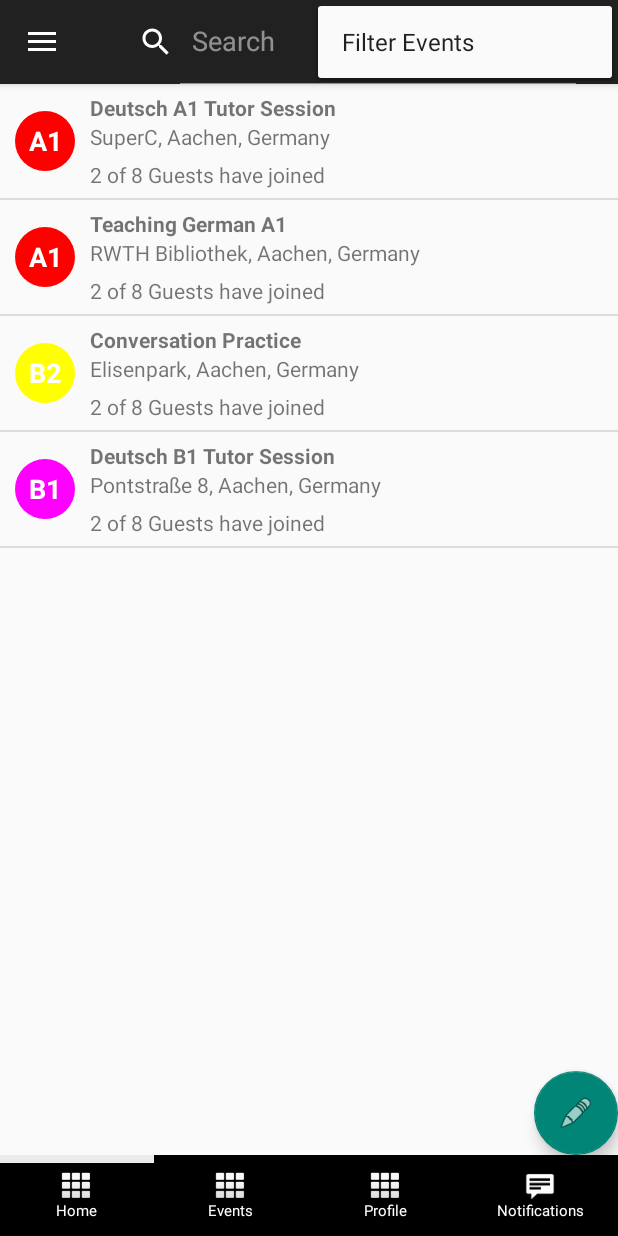
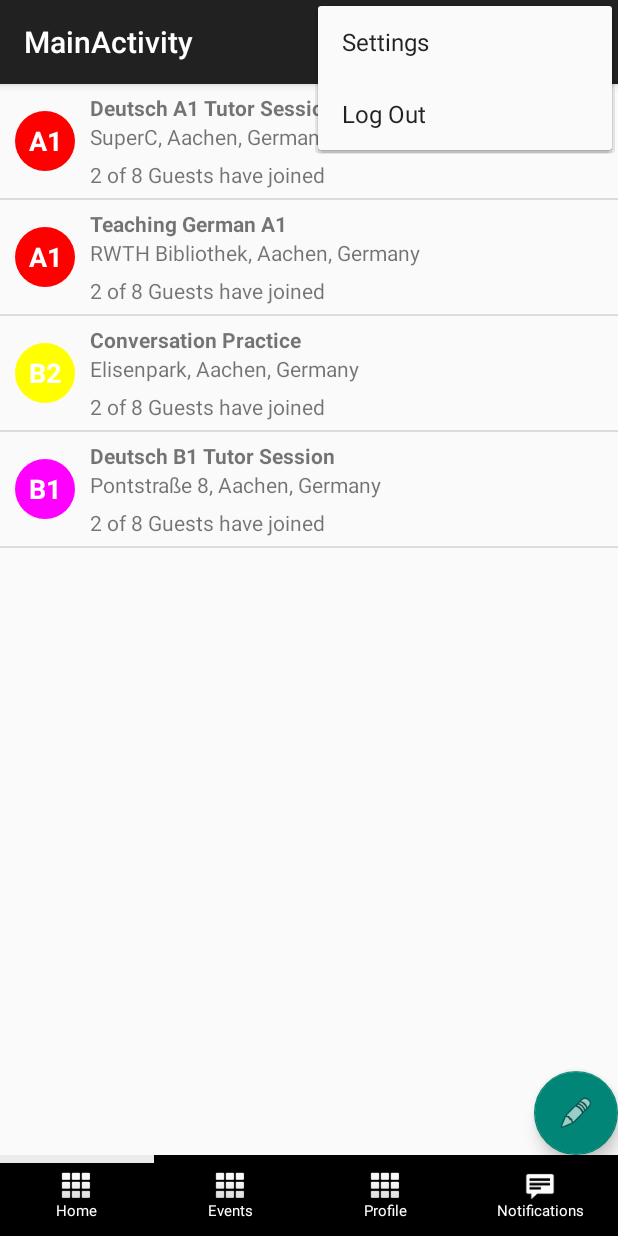
Before and after one commit to jbonot/ziffer, an Android app: the screen it shows after launch (MainActivity), with the options menu open, on a phone screen of 412 x 824 dp. Run offline under Robolectric (Android 15) with nearby library versions, the phone set to English and light mode, and no system bars; libraries missing offline, so code that uses them is left out: com.facebook, com.facebook.login; 13 statements that could not run were skipped.

Commit message:
Remove navigation menu (burger menu) #1

```diff
--- a/app/src/main/java/de/rwth_aachen/ziffer/MainActivity.java
+++ b/app/src/main/java/de/rwth_aachen/ziffer/MainActivity.java
@@ -1,16 +1,11 @@
 package de.rwth_aachen.ziffer;
 
-import android.app.ActionBar;
 import android.app.SearchManager;
 import android.content.Context;
 
 import android.content.Intent;
 import android.os.Bundle;
 import android.view.View;
-import android.support.design.widget.NavigationView;
-import android.support.v4.view.GravityCompat;
-import android.support.v4.widget.DrawerLayout;
-import android.support.v7.app.ActionBarDrawerToggle;
 import android.support.v7.app.AppCompatActivity;
 import android.support.v7.widget.Toolbar;
 import android.view.Menu;
@@ -20,8 +15,7 @@ import android.widget.ListAdapter;
 import android.widget.ListView;
 import android.widget.SearchView;
 
-public class MainActivity extends AppCompatActivity
-        implements NavigationView.OnNavigationItemSelectedListener {
+public class MainActivity extends AppCompatActivity {
 
     private ListAdapter listAdapter;
 
@@ -31,15 +25,6 @@ public class MainActivity extends AppCompatActivity
         setContentView(R.layout.activity_main);
         Toolbar toolbar = (Toolbar) findViewById(R.id.toolbar);
         setSupportActionBar(toolbar);
-
-        DrawerLayout drawer = (DrawerLayout) findViewById(R.id.drawer_layout);
-        ActionBarDrawerToggle toggle = new ActionBarDrawerToggle(
-                this, drawer, toolbar, R.string.navigation_drawer_open, R.string.navigation_drawer_close);
-        drawer.setDrawerListener(toggle);
-        toggle.syncState();
-
-        NavigationView navigationView = (NavigationView) findViewById(R.id.nav_view);
-        navigationView.setNavigationItemSelectedListener(this);
 
         // Add sample data to event list.
         ListView listView = (ListView) findViewById(R.id.listView);
@@ -87,16 +72,6 @@ public class MainActivity extends AppCompatActivity
     }
 
     @Override
-    public void onBackPressed() {
-        DrawerLayout drawer = (DrawerLayout) findViewById(R.id.drawer_layout);
-        if (drawer.isDrawerOpen(GravityCompat.START)) {
-            drawer.closeDrawer(GravityCompat.START);
-        } else {
-            super.onBackPressed();
-        }
-    }
-
-    @Override
     public boolean onCreateOptionsMenu(Menu menu) {
         // Inflate the menu; this adds items to the action bar if it is present.
         getMenuInflater().inflate(R.menu.main, menu);
@@ -105,8 +80,6 @@ public class MainActivity extends AppCompatActivity
         SearchManager searchManager = (SearchManager) getSystemService(Context.SEARCH_SERVICE);
         SearchView searchView = (SearchView) menu.findItem(R.id.action_search).getActionView();
         searchView.setSearchableInfo(searchManager.getSearchableInfo(getComponentName()));
-        searchView.setIconifiedByDefault(false);
-        searchView.setLayoutParams(new Toolbar.LayoutParams(Toolbar.LayoutParams.MATCH_PARENT, Toolbar.LayoutParams.MATCH_PARENT));
         searchView.setQueryHint("Search");
         return true;
     }
@@ -128,22 +101,6 @@ public class MainActivity extends AppCompatActivity
         return super.onOptionsItemSelected(item);
     }
 
-    @SuppressWarnings("StatementWithEmptyBody")
-    @Override
-    public boolean onNavigationItemSelected(MenuItem item) {
-        // Handle navigation view item clicks here.
-        int id = item.getItemId();
-
-        if (id == R.id.nav_profile) {
-            Intent intent = new Intent(this, ProfileActivity.class);
-            startActivity(intent);
-        }
-
-        DrawerLayout drawer = (DrawerLayout) findViewById(R.id.drawer_layout);
-        drawer.closeDrawer(GravityCompat.START);
-        return true;
-    }
-
     public void createNewEvent(View view) {
         Intent intent = new Intent(this, EventCreate.class);
         startActivity(intent);
--- a/app/src/main/res/layout/activity_main.xml
+++ b/app/src/main/res/layout/activity_main.xml
@@ -63,10 +63,4 @@
 
     </android.support.design.widget.CoordinatorLayout>
 
-    <!-- Burger Menu -->
-    <android.support.design.widget.NavigationView android:id="@+id/nav_view"
-        android:layout_width="wrap_content" android:layout_height="match_parent"
-        android:layout_gravity="start" android:fitsSystemWindows="true"
-        app:headerLayout="@layout/activity_main_nav_header" app:menu="@menu/activity_main_drawer" />
-
 </android.support.v4.widget.DrawerLayout>
--- a/app/src/main/res/menu/activity_main_drawer.xml
+++ /dev/null
@@ -1,13 +0,0 @@
-<?xml version="1.0" encoding="utf-8"?>
-<menu xmlns:android="http://schemas.android.com/apk/res/android">
-
-    <group android:checkableBehavior="single">
-        <item android:id="@+id/nav_profile"
-            android:title="My Profile" />
-        <item android:id="@+id/nav_created_events"
-            android:title="My Created Events" />
-        <item android:id="@+id/nav_joined_events"
-            android:title="My Joined Events" />
-    </group>
-
-</menu>
--- a/app/src/main/res/menu/main.xml
+++ b/app/src/main/res/menu/main.xml
@@ -10,5 +10,11 @@
 
     <!-- Filter Events -->
     <item android:id="@+id/action_filter" android:title="@string/action_filter"
-        android:orderInCategory="100" app:showAsAction="never" />
+        android:icon="@android:drawable/ic_dialog_dialer"
+        app:showAsAction="always" />
+
+    <item android:id="@+id/action_settings"
+        android:title="Settings" app:showAsAction="ifRoom" />
+    <item android:id="@+id/action_logout"
+        android:title="Log Out" app:showAsAction="ifRoom" />
 </menu>
```
